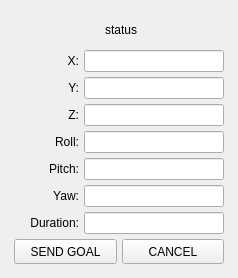
Above: src/hra_control_ui/resource/HraControlUi.ui from Hektor1277/HRA_Upper_Controller before the change. Below: the same form after it.
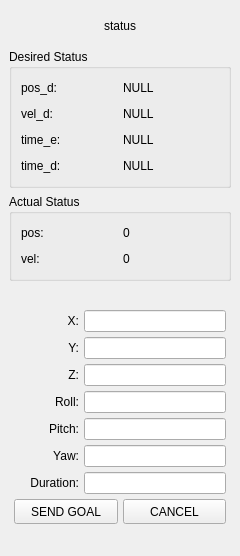
That is the form after the change.

What changed in the file:
```diff
--- a/src/hra_control_ui/resource/HraControlUi.ui
+++ b/src/hra_control_ui/resource/HraControlUi.ui
@@ -6,16 +6,235 @@
    <rect>
     <x>0</x>
     <y>0</y>
-    <width>238</width>
-    <height>278</height>
+    <width>240</width>
+    <height>556</height>
    </rect>
   </property>
   <property name="windowTitle">
    <string>MainWindow</string>
   </property>
   <widget class="QWidget" name="centralwidget">
+   <layout class="QGridLayout" name="gridLayout_11">
+    <item row="0" column="0">
+     <layout class="QGridLayout" name="gridLayout_7">
+      <item row="1" column="0">
+       <layout class="QGridLayout" name="gridLayout_9">
+        <item row="0" column="0">
+         <widget class="QGroupBox" name="Desired_Status">
+          <property name="title">
+           <string>Desired Status</string>
+          </property>
    <layout class="QGridLayout" name="gridLayout_8">
     <item row="0" column="0">
+            <layout class="QGridLayout" name="gridLayout_6">
+             <item row="0" column="0">
+              <widget class="QLabel" name="label_desired_title_pos">
+               <property name="minimumSize">
+                <size>
+                 <width>0</width>
+                 <height>20</height>
+                </size>
+               </property>
+               <property name="text">
+                <string>pos_d:</string>
+               </property>
+              </widget>
+             </item>
+             <item row="0" column="1">
+              <widget class="QLabel" name="label_desired_pos">
+               <property name="minimumSize">
+                <size>
+                 <width>0</width>
+                 <height>20</height>
+                </size>
+               </property>
+               <property name="text">
+                <string>NULL</string>
+               </property>
+               <property name="textFormat">
+                <enum>Qt::AutoText</enum>
+               </property>
+              </widget>
+             </item>
+             <item row="1" column="0">
+              <widget class="QLabel" name="label_desired_title_vel">
+               <property name="minimumSize">
+                <size>
+                 <width>0</width>
+                 <height>20</height>
+                </size>
+               </property>
+               <property name="text">
+                <string>vel_d:</string>
+               </property>
+              </widget>
+             </item>
+             <item row="1" column="1">
+              <widget class="QLabel" name="label_desired_vel">
+               <property name="minimumSize">
+                <size>
+                 <width>0</width>
+                 <height>20</height>
+                </size>
+               </property>
+               <property name="text">
+                <string>NULL</string>
+               </property>
+              </widget>
+             </item>
+             <item row="2" column="1">
+              <widget class="QLabel" name="label_elapsed_time">
+               <property name="minimumSize">
+                <size>
+                 <width>0</width>
+                 <height>20</height>
+                </size>
+               </property>
+               <property name="text">
+                <string>NULL</string>
+               </property>
+              </widget>
+             </item>
+             <item row="3" column="1">
+              <widget class="QLabel" name="label_total_time">
+               <property name="minimumSize">
+                <size>
+                 <width>0</width>
+                 <height>20</height>
+                </size>
+               </property>
+               <property name="frameShape">
+                <enum>QFrame::NoFrame</enum>
+               </property>
+               <property name="text">
+                <string>NULL</string>
+               </property>
+              </widget>
+             </item>
+             <item row="3" column="0">
+              <widget class="QLabel" name="label_desired_title_time">
+               <property name="minimumSize">
+                <size>
+                 <width>0</width>
+                 <height>20</height>
+                </size>
+               </property>
+               <property name="text">
+                <string>time_d:</string>
+               </property>
+              </widget>
+             </item>
+             <item row="2" column="0">
+              <widget class="QLabel" name="label_desired_title_time_now">
+               <property name="minimumSize">
+                <size>
+                 <width>0</width>
+                 <height>20</height>
+                </size>
+               </property>
+               <property name="text">
+                <string>time_e:</string>
+               </property>
+              </widget>
+             </item>
+            </layout>
+           </item>
+          </layout>
+         </widget>
+        </item>
+        <item row="1" column="0">
+         <widget class="QGroupBox" name="Actual_Status">
+          <property name="title">
+           <string>Actual Status</string>
+          </property>
+          <layout class="QGridLayout" name="gridLayout_5">
+           <item row="0" column="0">
+            <layout class="QGridLayout" name="gridLayout_4">
+             <item row="0" column="0">
+              <widget class="QLabel" name="label_actual_title_pos">
+               <property name="minimumSize">
+                <size>
+                 <width>0</width>
+                 <height>20</height>
+                </size>
+               </property>
+               <property name="text">
+                <string>pos:</string>
+               </property>
+              </widget>
+             </item>
+             <item row="0" column="1">
+              <widget class="QLabel" name="label_actual_pos">
+               <property name="minimumSize">
+                <size>
+                 <width>0</width>
+                 <height>20</height>
+                </size>
+               </property>
+               <property name="text">
+                <string>0</string>
+               </property>
+              </widget>
+             </item>
+             <item row="1" column="0">
+              <widget class="QLabel" name="label_actual_title_vel">
+               <property name="minimumSize">
+                <size>
+                 <width>0</width>
+                 <height>20</height>
+                </size>
+               </property>
+               <property name="text">
+                <string>vel:</string>
+               </property>
+              </widget>
+             </item>
+             <item row="1" column="1">
+              <widget class="QLabel" name="label_actual_vel">
+               <property name="minimumSize">
+                <size>
+                 <width>0</width>
+                 <height>20</height>
+                </size>
+               </property>
+               <property name="text">
+                <string>0</string>
+               </property>
+              </widget>
+             </item>
+            </layout>
+           </item>
+          </layout>
+         </widget>
+        </item>
+       </layout>
+      </item>
+      <item row="0" column="0">
+       <widget class="QLabel" name="label_status">
+        <property name="minimumSize">
+         <size>
+          <width>214</width>
+          <height>20</height>
+         </size>
+        </property>
+        <property name="maximumSize">
+         <size>
+          <width>16777215</width>
+          <height>40</height>
+         </size>
+        </property>
+        <property name="frameShape">
+         <enum>QFrame::NoFrame</enum>
+        </property>
+        <property name="text">
+         <string>status</string>
+        </property>
+        <property name="alignment">
+         <set>Qt::AlignCenter</set>
+        </property>
+       </widget>
+      </item>
+      <item row="2" column="0">
      <widget class="QWidget" name="widget" native="true">
       <property name="minimumSize">
        <size>
@@ -23,7 +242,7 @@
         <height>260</height>
        </size>
       </property>
-      <layout class="QGridLayout" name="gridLayout_7">
+        <layout class="QGridLayout" name="gridLayout_10">
        <property name="leftMargin">
         <number>5</number>
        </property>
@@ -57,25 +276,6 @@
          <item row="0" column="0" colspan="2">
           <layout class="QGridLayout" name="gridLayout_2">
            <item row="0" column="0">
-            <widget class="QLabel" name="label_status">
-             <property name="minimumSize">
-              <size>
-               <width>214</width>
-               <height>20</height>
-              </size>
-             </property>
-             <property name="frameShape">
-              <enum>QFrame::NoFrame</enum>
-             </property>
-             <property name="text">
-              <string>status</string>
-             </property>
-             <property name="alignment">
-              <set>Qt::AlignCenter</set>
-             </property>
-            </widget>
-           </item>
-           <item row="1" column="0">
             <layout class="QGridLayout" name="gridLayout">
              <item row="3" column="1">
               <widget class="QLineEdit" name="lineEdit_ori_r">
@@ -280,6 +480,8 @@
        </item>
       </layout>
      </widget>
+      </item>
+     </layout>
     </item>
    </layout>
   </widget>
```
Lines whose indentation alone changed are shown as unchanged.
